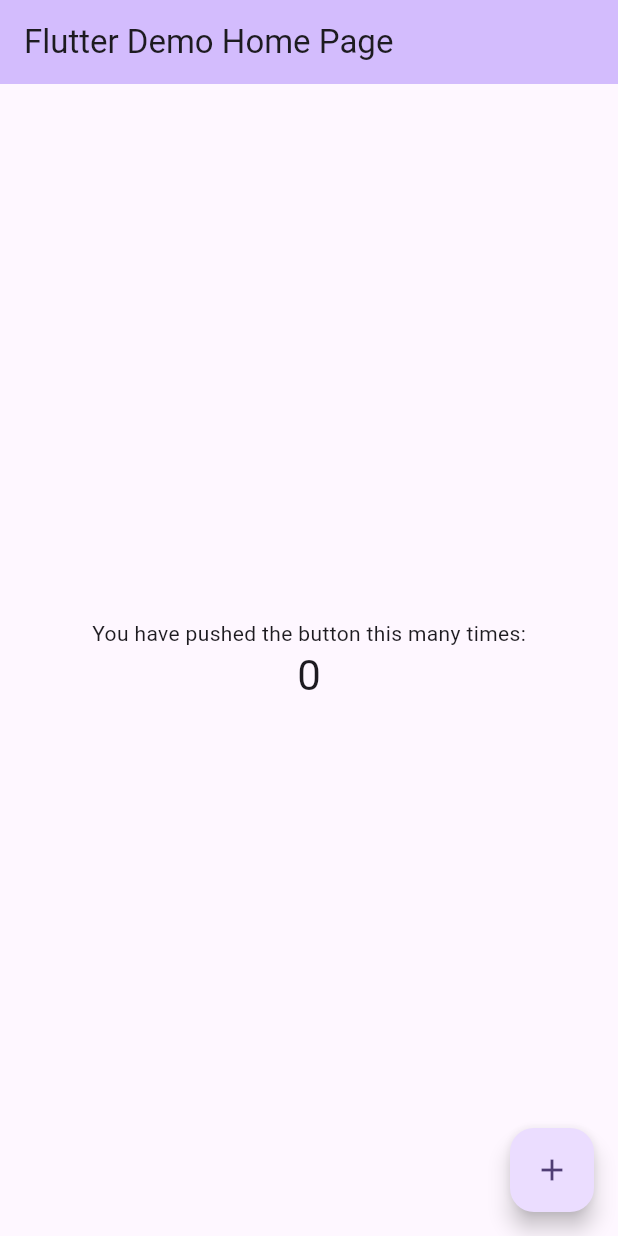
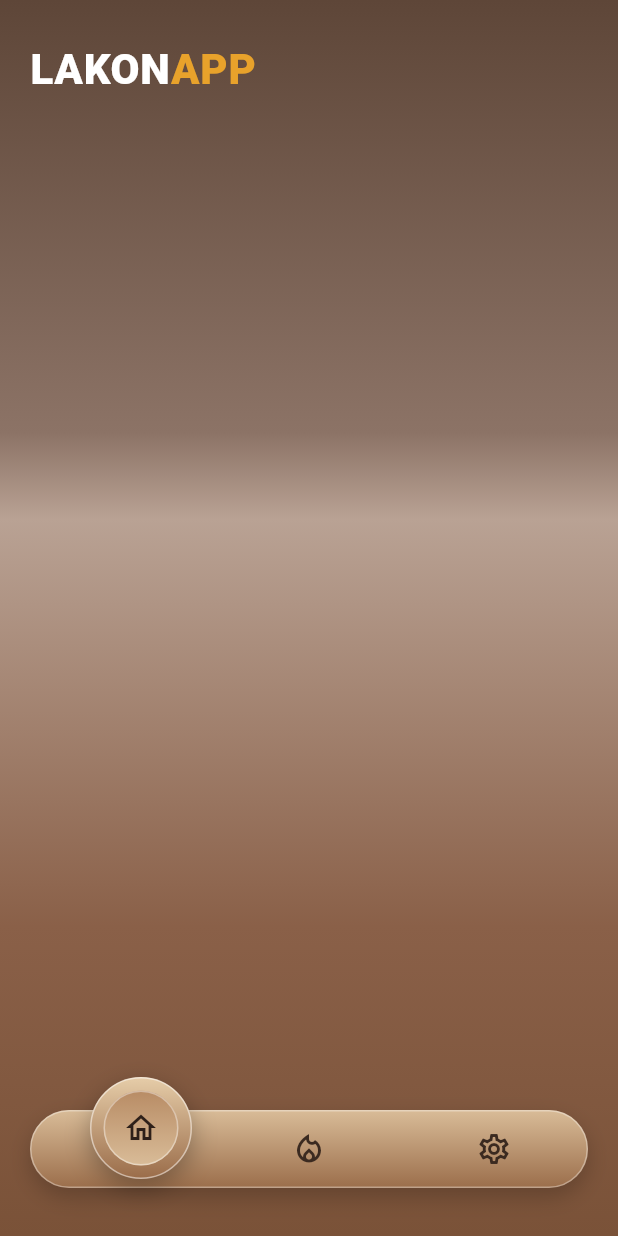
Before and after one commit to PaturDev/LakonApp, a Flutter app: the screen it shows after launch, on a phone screen of 412 x 824 dp. Run offline on Flutter 3.47's test engine with Material 3 defaults, Android fonts, the phone set to English and light mode, and no system bars.

Commit message:
frist commit

```diff
--- /dev/null
+++ b/lib/app.dart
@@ -0,0 +1,14 @@
+import 'package:flutter/material.dart';
+import 'screens/home/home_screen.dart';
+
+class MyApp extends StatelessWidget {
+  const MyApp({super.key});
+
+  @override
+  Widget build(BuildContext context) {
+    return MaterialApp(
+      debugShowCheckedModeBanner: false,
+      home: const HomeScreen(),
+    );
+  }
+}
--- a/lib/main.dart
+++ b/lib/main.dart
@@ -1,122 +1,14 @@
 import 'package:flutter/material.dart';
+import 'package:flutter/services.dart';
+import 'app.dart';
 
 void main() {
+  WidgetsFlutterBinding.ensureInitialized();
+  SystemChrome.setSystemUIOverlayStyle(
+    const SystemUiOverlayStyle(
+      statusBarColor: Colors.transparent,
+      statusBarIconBrightness: Brightness.light,
+    ),
+  );
   runApp(const MyApp());
 }
-
-class MyApp extends StatelessWidget {
-  const MyApp({super.key});
-
-  // This widget is the root of your application.
-  @override
-  Widget build(BuildContext context) {
-    return MaterialApp(
-      title: 'Flutter Demo',
-      theme: ThemeData(
-        // This is the theme of your application.
-        //
-        // TRY THIS: Try running your application with "flutter run". You'll see
-        // the application has a purple toolbar. Then, without quitting the app,
-        // try changing the seedColor in the colorScheme below to Colors.green
-        // and then invoke "hot reload" (save your changes or press the "hot
-        // reload" button in a Flutter-supported IDE, or press "r" if you used
-        // the command line to start the app).
-        //
-        // Notice that the counter didn't reset back to zero; the application
-        // state is not lost during the reload. To reset the state, use hot
-        // restart instead.
-        //
-        // This works for code too, not just values: Most code changes can be
-        // tested with just a hot reload.
-        colorScheme: .fromSeed(seedColor: Colors.deepPurple),
-      ),
-      home: const MyHomePage(title: 'Flutter Demo Home Page'),
-    );
-  }
-}
-
-class MyHomePage extends StatefulWidget {
-  const MyHomePage({super.key, required this.title});
-
-  // This widget is the home page of your application. It is stateful, meaning
-  // that it has a State object (defined below) that contains fields that affect
-  // how it looks.
-
-  // This class is the configuration for the state. It holds the values (in this
-  // case the title) provided by the parent (in this case the App widget) and
-  // used by the build method of the State. Fields in a Widget subclass are
-  // always marked "final".
-
-  final String title;
-
-  @override
-  State<MyHomePage> createState() => _MyHomePageState();
-}
-
-class _MyHomePageState extends State<MyHomePage> {
-  int _counter = 0;
-
-  void _incrementCounter() {
-    setState(() {
-      // This call to setState tells the Flutter framework that something has
-      // changed in this State, which causes it to rerun the build method below
-      // so that the display can reflect the updated values. If we changed
-      // _counter without calling setState(), then the build method would not be
-      // called again, and so nothing would appear to happen.
-      _counter++;
-    });
-  }
-
-  @override
-  Widget build(BuildContext context) {
-    // This method is rerun every time setState is called, for instance as done
-    // by the _incrementCounter method above.
-    //
-    // The Flutter framework has been optimized to make rerunning build methods
-    // fast, so that you can just rebuild anything that needs updating rather
-    // than having to individually change instances of widgets.
-    return Scaffold(
-      appBar: AppBar(
-        // TRY THIS: Try changing the color here to a specific color (to
-        // Colors.amber, perhaps?) and trigger a hot reload to see the AppBar
-        // change color while the other colors stay the same.
-        backgroundColor: Theme.of(context).colorScheme.inversePrimary,
-        // Here we take the value from the MyHomePage object that was created by
-        // the App.build method, and use it to set our appbar title.
-        title: Text(widget.title),
-      ),
-      body: Center(
-        // Center is a layout widget. It takes a single child and positions it
-        // in the middle of the parent.
-        child: Column(
-          // Column is also a layout widget. It takes a list of children and
-          // arranges them vertically. By default, it sizes itself to fit its
-          // children horizontally, and tries to be as tall as its parent.
-          //
-          // Column has various properties to control how it sizes itself and
-          // how it positions its children. Here we use mainAxisAlignment to
-          // center the children vertically; the main axis here is the vertical
-          // axis because Columns are vertical (the cross axis would be
-          // horizontal).
-          //
-          // TRY THIS: Invoke "debug painting" (choose the "Toggle Debug Paint"
-          // action in the IDE, or press "p" in the console), to see the
-          // wireframe for each widget.
-          mainAxisAlignment: .center,
-          children: [
-            const Text('You have pushed the button this many times:'),
-            Text(
-              '$_counter',
-              style: Theme.of(context).textTheme.headlineMedium,
-            ),
-          ],
-        ),
-      ),
-      floatingActionButton: FloatingActionButton(
-        onPressed: _incrementCounter,
-        tooltip: 'Increment',
-        child: const Icon(Icons.add),
-      ),
-    );
-  }
-}
--- /dev/null
+++ b/lib/screens/home/home_screen.dart
@@ -0,0 +1,196 @@
+import 'package:flutter/material.dart';
+
+class HomeScreen extends StatefulWidget {
+  const HomeScreen({super.key});
+
+  @override
+  State<HomeScreen> createState() => _HomeScreenState();
+}
+
+class _HomeScreenState extends State<HomeScreen> {
+  int selectedNav = 0;
+
+  @override
+  Widget build(BuildContext context) {
+    return Scaffold(
+      body: Container(
+        width: double.infinity,
+        height: double.infinity,
+        decoration: const BoxDecoration(
+          gradient: LinearGradient(
+            begin: Alignment.topCenter,
+            end: Alignment.bottomCenter,
+            colors: [
+              Color(0xFF5E4638),
+              Color(0xFF8C7366),
+              Color(0xFFB9A294),
+              Color(0xFF8A6048),
+              Color(0xFF7A5238),
+            ],
+            stops: [0.0, 0.35, 0.42, 0.75, 1.0],
+          ),
+        ),
+        child: Stack(
+          children: [
+            SafeArea(
+              child: Padding(
+                padding: const EdgeInsets.fromLTRB(20, 30, 20, 0),
+                child: RichText(
+                  text: const TextSpan(
+                    style: TextStyle(
+                      fontSize: 28,
+                      fontWeight: FontWeight.w800,
+                      letterSpacing: 0.5,
+                    ),
+                    children: [
+                      TextSpan(
+                        text: 'LAKON',
+                        style: TextStyle(color: Colors.white),
+                      ),
+                      TextSpan(
+                        text: 'APP',
+                        style: TextStyle(color: Color(0xFFE8A22B)),
+                      ),
+                    ],
+                  ),
+                ),
+              ),
+            ),
+            Positioned(left: 0, right: 0, bottom: 0, child: _buildBottomNav()),
+          ],
+        ),
+      ),
+    );
+  }
+
+  Widget _buildBottomNav() {
+    return SizedBox(
+      height: 120,
+      child: Stack(
+        alignment: Alignment.bottomCenter,
+        clipBehavior: Clip.none,
+        children: [
+          Positioned(
+            left: 20,
+            right: 20,
+            bottom: 32,
+            child: Container(
+              height: 52,
+              decoration: BoxDecoration(
+                borderRadius: BorderRadius.circular(30),
+                gradient: const LinearGradient(
+                  begin: Alignment.topCenter,
+                  end: Alignment.bottomCenter,
+                  colors: [Color(0xFFD9BC98), Color(0xFF9B6E4B)],
+                ),
+                border: Border.all(color: Colors.white.withOpacity(0.35)),
+                boxShadow: [
+                  BoxShadow(
+                    color: Colors.black.withOpacity(0.2),
+                    blurRadius: 12,
+                    offset: const Offset(0, 6),
+                  ),
+                ],
+              ),
+              child: Row(
+                children: [
+                  const Expanded(child: SizedBox()),
+                  Expanded(
+                    child: _NavIcon(
+                      icon: Icons.local_fire_department_outlined,
+                      active: selectedNav == 1,
+                      onTap: () => setState(() => selectedNav = 1),
+                    ),
+                  ),
+                  Expanded(
+                    child: _NavIcon(
+                      icon: Icons.settings_outlined,
+                      active: selectedNav == 2,
+                      onTap: () => setState(() => selectedNav = 2),
+                    ),
+                  ),
+                ],
+              ),
+            ),
+          ),
+          Positioned(
+            left: 60,
+            bottom: 38,
+            child: GestureDetector(
+              onTap: () => setState(() => selectedNav = 0),
+              child: Container(
+                width: 68,
+                height: 68,
+                decoration: BoxDecoration(
+                  shape: BoxShape.circle,
+                  gradient: const LinearGradient(
+                    begin: Alignment.topCenter,
+                    end: Alignment.bottomCenter,
+                    colors: [Color(0xFFE6CDA9), Color(0xFF9A6C49)],
+                  ),
+                  border: Border.all(color: Colors.white.withOpacity(0.5)),
+                  boxShadow: [
+                    BoxShadow(
+                      color: Colors.black.withOpacity(0.3),
+                      blurRadius: 14,
+                      offset: const Offset(0, 6),
+                    ),
+                  ],
+                ),
+                child: Center(
+                  child: Container(
+                    width: 50,
+                    height: 50,
+                    decoration: BoxDecoration(
+                      shape: BoxShape.circle,
+                      gradient: const LinearGradient(
+                        begin: Alignment.topCenter,
+                        end: Alignment.bottomCenter,
+                        colors: [Color(0xFFB88C65), Color(0xFFD9BC98)],
+                      ),
+                      border: Border.all(color: Colors.white.withOpacity(0.4)),
+                    ),
+                    child: Icon(
+                      Icons.home_outlined,
+                      color: selectedNav == 0
+                          ? const Color(0xFF2E2019)
+                          : const Color(0xFF5A4030),
+                      size: 24,
+                    ),
+                  ),
+                ),
+              ),
+            ),
+          ),
+        ],
+      ),
+    );
+  }
+}
+
+class _NavIcon extends StatelessWidget {
+  final IconData icon;
+  final bool active;
+  final VoidCallback onTap;
+
+  const _NavIcon({
+    required this.icon,
+    required this.active,
+    required this.onTap,
+  });
+
+  @override
+  Widget build(BuildContext context) {
+    return GestureDetector(
+      behavior: HitTestBehavior.opaque,
+      onTap: onTap,
+      child: Center(
+        child: Icon(
+          icon,
+          size: 24,
+          color: active ? const Color(0xFF2E2019) : const Color(0xFF3B2A20),
+        ),
+      ),
+    );
+  }
+}
```
Also changed, not shown: pubspec.yaml (+3 -4 lines), assets/images/BgHome.jpeg (added), 1 other file.
